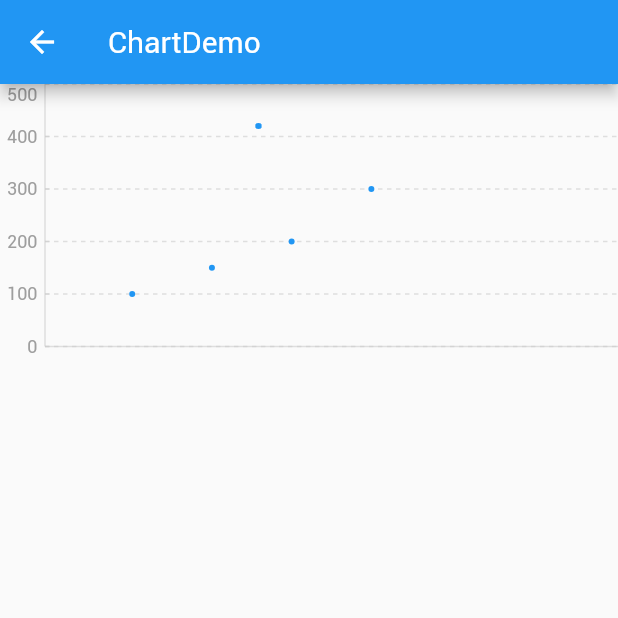
After one commit to JDongKhan/flutter_chart, a Flutter app: the screen it shows after launch, after a tap on "Scatter", on a phone screen of 412 x 824 dp, the top half of it. The commit adds this screen. Run offline on Flutter 3.47's test engine with Material 2 defaults, Android fonts, the phone set to English and light mode, and no system bars; our stand-ins replace path_drawing.

Commit message:
add scatter chart

```diff
--- a/example/lib/chart_demo_page.dart
+++ b/example/lib/chart_demo_page.dart
@@ -6,6 +6,7 @@ import 'package:flutter/material.dart';
 import 'page/line_right_demo_page.dart';
 import 'page/line_scale_demo_page.dart';
 import 'page/radar_demo_page.dart';
+import 'page/scatter_demo_page.dart';
 
 /// @author JD
 class ChartDemoPage extends StatelessWidget {
@@ -28,6 +29,16 @@ class ChartDemoPage extends StatelessWidget {
               );
             },
             child: const Text('Line'),
+          ),
+          TextButton(
+            onPressed: () {
+              Navigator.of(context).push(
+                MaterialPageRoute(
+                  builder: (_) => ScatterDemoPage(),
+                ),
+              );
+            },
+            child: const Text('Scatter'),
           ),
           TextButton(
             onPressed: () {
--- a/example/lib/page/radar_demo_page.dart
+++ b/example/lib/page/radar_demo_page.dart
@@ -79,7 +79,7 @@ class _RadarChartDemoPageState extends State<RadarChartDemoPage> with SingleTick
                       valueFormatter: (item) => [
                         item['value1'],
                       ],
-                      position: (item) => [
+                      values: (item) => [
                         (double.parse(item['value1'].toString())),
                       ],
                     ),
@@ -103,7 +103,7 @@ class _RadarChartDemoPageState extends State<RadarChartDemoPage> with SingleTick
                         item['value1'].toString(),
                         item['value2'].toString(),
                       ],
-                      position: (item) => [
+                      values: (item) => [
                         (double.parse(item['value1'].toString())),
                         (double.parse(item['value2'].toString())),
                       ],
--- /dev/null
+++ b/example/lib/page/scatter_demo_page.dart
@@ -0,0 +1,118 @@
+import 'dart:async';
+import 'dart:math';
+import 'package:flutter/material.dart';
+import 'package:flutter_chart_plus/flutter_chart.dart';
+
+/// @author JD
+class ScatterDemoPage extends StatefulWidget {
+  const ScatterDemoPage({Key? key}) : super(key: key);
+
+  @override
+  State<ScatterDemoPage> createState() => _ScatterDemoPageState();
+}
+
+class _ScatterDemoPageState extends State<ScatterDemoPage> {
+  final DateTime startTime = DateTime(2023, 1, 1);
+  final int maxCount = 5000;
+  late List<Map> dataList = [
+    {
+      'time': startTime.add(const Duration(days: 1)),
+      'value1': 100,
+    },
+    {
+      'time': startTime.add(const Duration(days: 2)),
+      'value1': 150,
+    },
+    {
+      'time': startTime.add(const Duration(days: 3)),
+      'value1': 200,
+    },
+    {
+      'time': startTime.add(const Duration(days: 4)),
+      'value1': 300,
+    },
+  ];
+
+  Timer? _timer;
+  @override
+  void initState() {
+    super.initState();
+    _timer = Timer.periodic(const Duration(milliseconds: 20), (timer) {
+      _insertNewData();
+    });
+  }
+
+  void _insertNewData() {
+    //去掉第一个数据
+    if (dataList.length >= maxCount) {
+      dataList.removeAt(0);
+    }
+    dataList.add({
+      'time': startTime.add(Duration(days: Random().nextInt(7), hours: Random().nextInt(23))),
+      'value1': Random().nextInt(500),
+    });
+    if (mounted) {
+      setState(() {});
+    }
+  }
+
+  @override
+  void dispose() {
+    _timer?.cancel();
+    super.dispose();
+  }
+
+  @override
+  Widget build(BuildContext context) {
+    return Scaffold(
+      appBar: AppBar(
+        title: const Text('ChartDemo'),
+      ),
+      body: Column(
+        children: [
+          SizedBox(
+            height: 200,
+            child: ChartWidget(
+              coordinateRender: DimensionsChartCoordinateRender(
+                zoomHorizontal: false,
+                padding: const EdgeInsets.only(left: 5, top: 0, right: 5, bottom: 0),
+                // zoomVertical: true,
+                crossHair: const CrossHairStyle(verticalShow: false, horizontalShow: false),
+                //提示的文案信息
+                tooltipBuilder: (BuildContext context, List<CharBodyState> body) {
+                  return PreferredSize(
+                    preferredSize: const Size(60, 60),
+                    child: Container(
+                      padding: const EdgeInsets.all(8),
+                      child: Text(body.map((e) => e.selectedIndex).toString()),
+                    ),
+                  );
+                },
+                yAxis: [
+                  YAxis(
+                    min: 0,
+                    max: 500,
+                    drawGrid: true,
+                  ),
+                ],
+                xAxis: XAxis(
+                  count: 7,
+                  max: 7,
+                ),
+                charts: [
+                  Scatter(
+                    dotRadius: 2,
+                    data: dataList,
+                    position: (item) => parserDateTimeToDayValue(item['time'] as DateTime, startTime),
+                    // position: (item) => dataList.indexOf(item),
+                    value: (item) => item['value1'] as num,
+                  ),
+                ],
+              ),
+            ),
+          ),
+        ],
+      ),
+    );
+  }
+}
--- a/lib/src/annotation/image_annotation.dart
+++ b/lib/src/annotation/image_annotation.dart
@@ -3,7 +3,8 @@ import 'dart:ui' as ui;
 import 'package:flutter/material.dart';
 import 'package:flutter/services.dart';
 
-import '../../flutter_chart.dart';
+import '../coordinate/dimensions_chart_coordinate_render.dart';
+import 'annotation.dart';
 
 /// @author jd
 class ImageAnnotation extends Annotation {
--- a/lib/src/annotation/label_annotation.dart
+++ b/lib/src/annotation/label_annotation.dart
@@ -1,6 +1,8 @@
 import 'package:flutter/material.dart';
 
-import '../../flutter_chart.dart';
+import '../coordinate/chart_coordinate_render.dart';
+import '../coordinate/dimensions_chart_coordinate_render.dart';
+import 'annotation.dart';
 
 /// @author jd
 class LabelAnnotation extends Annotation {
--- a/lib/src/annotation/limit_annotation.dart
+++ b/lib/src/annotation/limit_annotation.dart
@@ -1,7 +1,9 @@
 import 'package:flutter/material.dart';
 import 'package:path_drawing/path_drawing.dart';
 
-import '../../flutter_chart.dart';
+import '../coordinate/chart_coordinate_render.dart';
+import '../coordinate/dimensions_chart_coordinate_render.dart';
+import 'annotation.dart';
 
 typedef AnnotationPosition<T> = num Function(T);
 
--- a/lib/src/base/chart_body_render.dart
+++ b/lib/src/base/chart_body_render.dart
@@ -1,3 +1,5 @@
+import 'dart:ui';
+
 import 'chart_controller.dart';
 import 'chart_render.dart';
 
--- /dev/null
+++ b/lib/src/chart/dimensions/scatter.dart
@@ -0,0 +1,74 @@
+import 'package:flutter/material.dart';
+
+import '../../coordinate/dimensions_chart_coordinate_render.dart';
+import '../../utils/chart_utils.dart';
+import '../../base/chart_body_render.dart';
+import '../../base/chart_shape_state.dart';
+
+typedef ScatterValue<T> = num Function(T);
+
+typedef ScatterColor<T> = Color Function(T);
+
+/// @author JD
+class Scatter<T> extends ChartBodyRender<T> {
+  ///不要使用过于耗时的方法
+  ///数据在坐标系的位置，每个坐标系下取值逻辑不一样，在line和bar下是相对于每格的值，比如xAxis的interval为1，你的数据放在1列和2列中间，那么position就是0.5，在pie下是比例
+  final ChartPosition<T> position;
+
+  ///每个点对应的值 不要使用过于耗时的方法
+  final ScatterValue value;
+
+  ///点的颜色
+  final ScatterColor? dotColor;
+
+  ///点半径
+  final double dotRadius;
+
+  ///是否有空心圆
+  final bool isHollow;
+  Scatter({
+    required super.data,
+    required this.position,
+    required this.value,
+    this.dotColor,
+    this.dotRadius = 2,
+    this.isHollow = false,
+  });
+
+  @override
+  void draw(Canvas canvas, Size size) {
+    DimensionsChartCoordinateRender chart = coordinateChart as DimensionsChartCoordinateRender;
+    //offset.dx 滚动偏移  (src.zoom - 1) * (src.size.width / 2) 缩放
+    double left = chart.contentMargin.left;
+    left = chart.transformUtils.withXZoomOffset(left);
+
+    double right = chart.size.width - chart.contentMargin.right;
+    double top = chart.contentMargin.top;
+    double bottom = chart.size.height - chart.contentMargin.bottom;
+
+    Paint dotPaint = Paint()..strokeWidth = 1;
+
+    //遍历数据 处理数据信息
+    for (T itemData in data) {
+      num xvs = position.call(itemData);
+      num yvs = value.call(itemData);
+      double xPo = xvs * chart.xAxis.density + left;
+      double yPo = bottom - chart.yAxis[yAxisPosition].relativeHeight(yvs);
+      yPo = chart.transformUtils.withYOffset(yPo);
+      //最后画点
+      if (dotRadius > 0) {
+        //先用白色覆盖
+        dotPaint.style = PaintingStyle.fill;
+        canvas.drawCircle(Offset(xPo, yPo), dotRadius, dotPaint..color = Colors.white);
+        //再画空心
+        if (isHollow) {
+          dotPaint.style = PaintingStyle.stroke;
+        } else {
+          dotPaint.style = PaintingStyle.fill;
+        }
+        Color color = dotColor?.call(itemData) ?? Colors.blue;
+        canvas.drawCircle(Offset(xPo, yPo), dotRadius, dotPaint..color = color);
+      }
+    }
+  }
+}
--- a/lib/src/coordinate/dimensions_chart_coordinate_render.dart
+++ b/lib/src/coordinate/dimensions_chart_coordinate_render.dart
@@ -1,9 +1,11 @@
 import 'package:flutter/material.dart';
 import 'package:path_drawing/path_drawing.dart';
 
-import '../../flutter_chart.dart';
+import '../annotation/annotation.dart';
+import '../base/chart_controller.dart';
 import '../base/chart_shape_state.dart';
 import '../utils/transform_utils.dart';
+import 'chart_coordinate_render.dart';
 
 /// @author JD
 
--- a/lib/src/widget/chart_widget.dart
+++ b/lib/src/widget/chart_widget.dart
@@ -2,8 +2,11 @@ import 'dart:ui' as ui;
 
 import 'package:flutter/foundation.dart';
 import 'package:flutter/material.dart';
-import '../../flutter_chart.dart';
+
+import '../annotation/annotation.dart';
 import '../base/chart_body_render.dart';
+import '../base/chart_controller.dart';
+import '../coordinate/chart_coordinate_render.dart';
 
 /// @author JD
 ///
```
Also changed, not shown: lib/flutter_chart.dart (+7 -6 lines), lib/src/chart/circular/pie.dart (renamed from lib/src/pie/pie.dart, +9 -5 lines), lib/src/chart/circular/progress.dart (renamed from lib/src/pie/progress.dart, +3 -4 lines), lib/src/chart/circular/radar.dart (renamed from lib/src/pie/radar.dart, +14 -9 lines), lib/src/chart/circular/wave_progress.dart (renamed from lib/src/pie/wave_progress.dart, +4 -4 lines), lib/src/chart/dimensions/bar.dart (renamed from lib/src/line_bar/bar.dart, +4 -4 lines), lib/src/chart/dimensions/line.dart (renamed from lib/src/line_bar/line.dart, +4 -4 lines), lib/src/coordinate/chart_coordinate_render.dart (+0 -13 lines), lib/src/utils/chart_utils.dart (+15 -0 lines).
